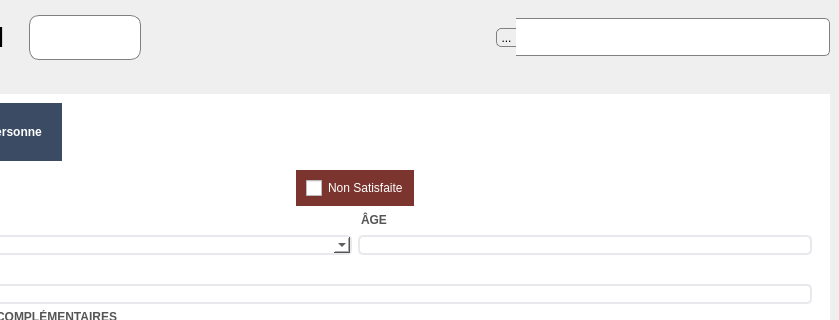
Qt form mainwindow.ui (ArtAuc/mkrescue) before a commit; both pictures show x 412 to 1251 and y 0 to 320 of the 1251 by 739 pixel window.
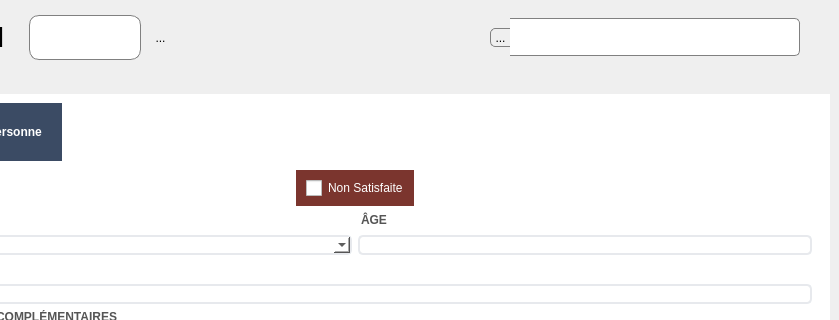
The same form after that commit. Icons and pictures are not drawn. Custom widgets are drawn as their Qt base class.

Diff of the .ui file:
```diff
--- a/mainwindow.ui
+++ b/mainwindow.ui
@@ -490,6 +490,13 @@
            </property>
           </widget>
          </item>
+         <item>
+          <widget class="QToolButton" name="syncButton">
+           <property name="text">
+            <string>...</string>
+           </property>
+          </widget>
+         </item>
          <item>
           <spacer name="horizontalSpacer">
            <property name="orientation">
@@ -506,8 +513,7 @@
          <item>
           <widget class="QToolButton" name="searchIcon">
            <property name="styleSheet">
-            <string notr="true">margin-left:30px;
-border-top-left-radius:5px;
+            <string notr="true">border-top-left-radius:5px;
 border-bottom-left-radius:5px;
 border:1px solid gray;
 border-right:none;
@@ -526,7 +532,7 @@
 border-bottom-right-radius:5px;
 border:1px solid gray;
 border-left:none;
-</string>
+margin-right:30px;</string>
            </property>
           </widget>
          </item>
```
